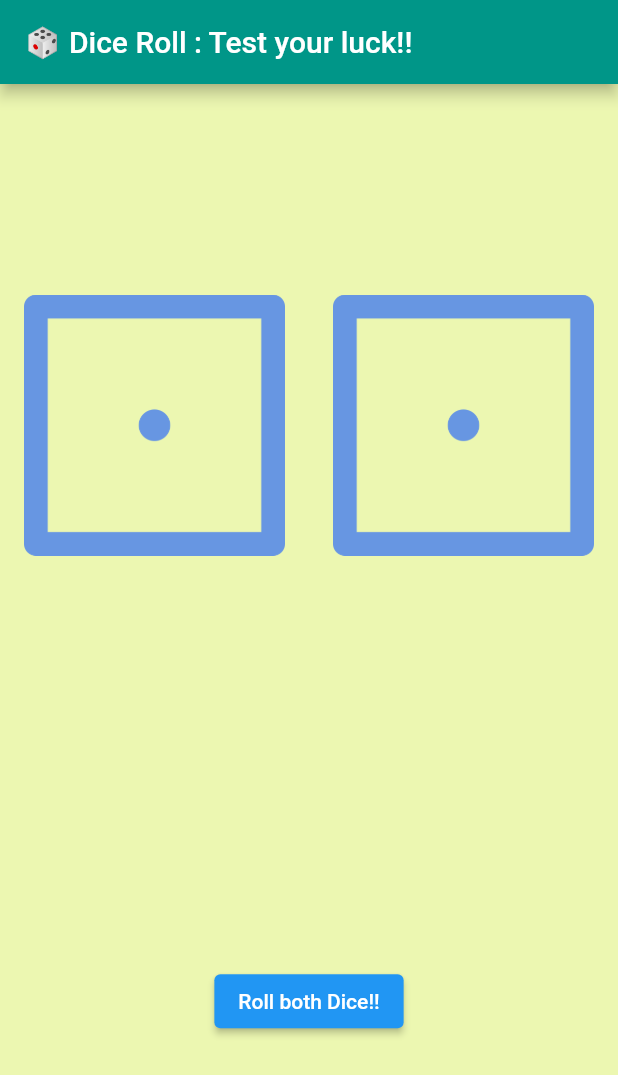
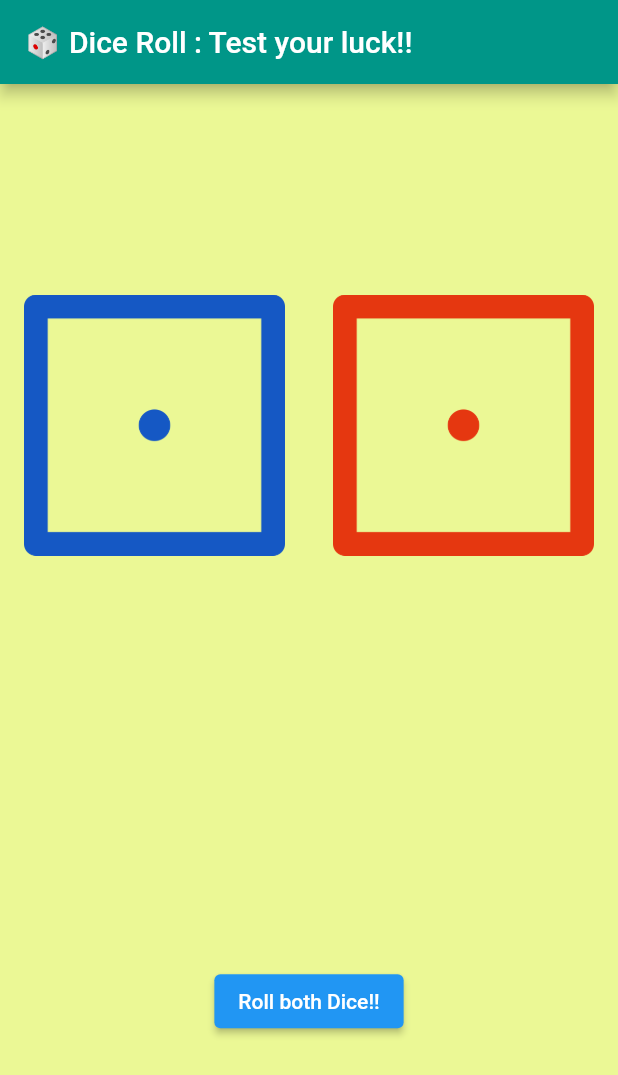
Before and after one commit to Rishabh2804/Dice_Roll, a Flutter app: the screen it shows after launch, on a phone screen of 412 x 824 dp. Shown: the top 1075 px of the screen. Run offline on Flutter 3.47's test engine with Material 2 defaults, Android fonts, the phone set to English and light mode, and no system bars.

Commit message:
Removed redundant commented code, changed UI colors

```diff
--- a/lib/main.dart
+++ b/lib/main.dart
@@ -14,7 +14,7 @@ class MyApp extends StatelessWidget {
     return MaterialApp(
       debugShowCheckedModeBanner: false,
       home: Scaffold(
-        backgroundColor: const Color.fromARGB(255, 236, 247, 177),
+        backgroundColor: const Color.fromARGB(255, 235, 248, 149),
         appBar: AppBar(
           title: const Text('🎲 Dice Roll : Test your luck!!'),
           backgroundColor: Colors.teal,
@@ -55,7 +55,7 @@ class _DiceState extends State<Dice> {
                   }),
                   child: Image.asset(
                     'images/dice$leftButton.png',
-                    color: const Color.fromARGB(255, 103, 150, 226),
+                    color: const Color.fromARGB(255, 21, 88, 196),
                   ),
                 ),
               ),
@@ -69,7 +69,7 @@ class _DiceState extends State<Dice> {
                   }),
                   child: Image.asset(
                     'images/dice$rightButton.png',
-                    color: const Color.fromARGB(255, 103, 150, 226),
+                    color: const Color.fromARGB(255, 229, 55, 16),
                   ),
                 ),
               ),
@@ -82,7 +82,7 @@ class _DiceState extends State<Dice> {
             ElevatedButton(
               style: ButtonStyle(
                 overlayColor: MaterialStateProperty.all(
-                    const Color.fromARGB(255, 76, 235, 235)),
+                    const Color.fromARGB(255, 81, 154, 154)),
               ),
               child: const Text("Roll both Dice!!"),
               onPressed: () => setState(() {
```
